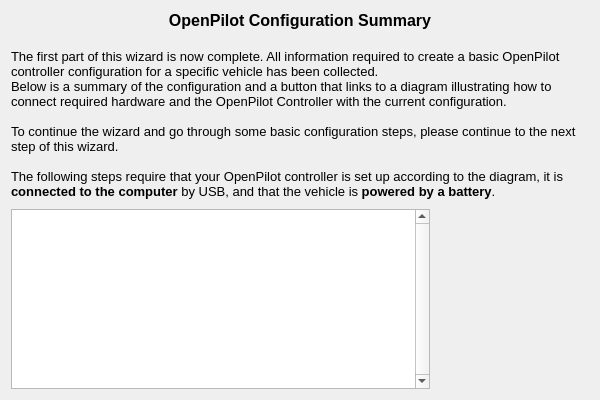
First picture: the form in ground/openpilotgcs/src/plugins/setupwizard/pages/summarypage.ui, repository openpilot/OpenPilot, before the edit.
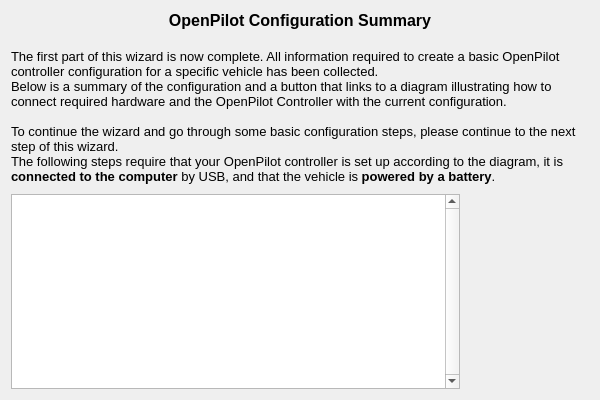
Second picture: the form after the edit. Icons and pictures are not drawn.

Commit message: OP-1222 Added code to handle port conflicts in configuration.

Diff of the .ui file:
```diff
--- a/ground/openpilotgcs/src/plugins/setupwizard/pages/summarypage.ui
+++ b/ground/openpilotgcs/src/plugins/setupwizard/pages/summarypage.ui
@@ -20,15 +20,14 @@
       <string>&lt;!DOCTYPE HTML PUBLIC &quot;-//W3C//DTD HTML 4.0//EN&quot; &quot;http://www.w3.org/TR/REC-html40/strict.dtd&quot;&gt;
 &lt;html&gt;&lt;head&gt;&lt;meta name=&quot;qrichtext&quot; content=&quot;1&quot; /&gt;&lt;style type=&quot;text/css&quot;&gt;
 p, li { white-space: pre-wrap; }
-&lt;/style&gt;&lt;/head&gt;&lt;body style=&quot; font-family:'MS Shell Dlg 2'; font-size:8pt; font-weight:400; font-style:normal;&quot;&gt;
-&lt;p align=&quot;center&quot; style=&quot; margin-top:0px; margin-bottom:0px; margin-left:0px; margin-right:0px; -qt-block-indent:0; text-indent:0px;&quot;&gt;&lt;span style=&quot; font-size:12pt; font-weight:600;&quot;&gt;OpenPilot Configuration Summary&lt;/span&gt;&lt;/p&gt;
-&lt;p style=&quot;-qt-paragraph-type:empty; margin-top:0px; margin-bottom:0px; margin-left:0px; margin-right:0px; -qt-block-indent:0; text-indent:0px; font-size:12pt; font-weight:600;&quot;&gt;&lt;br /&gt;&lt;/p&gt;
-&lt;p style=&quot; margin-top:0px; margin-bottom:0px; margin-left:0px; margin-right:0px; -qt-block-indent:0; text-indent:0px;&quot;&gt;&lt;span style=&quot; font-size:10pt;&quot;&gt;The first part of this wizard is now complete. All information required to create a basic OpenPilot controller configuration for a specific vehicle has been collected.&lt;/span&gt;&lt;/p&gt;
-&lt;p style=&quot; margin-top:0px; margin-bottom:0px; margin-left:0px; margin-right:0px; -qt-block-indent:0; text-indent:0px;&quot;&gt;&lt;span style=&quot; font-size:10pt;&quot;&gt;Below is a summary of the configuration and a button that links to a diagram illustrating how to connect required hardware and the OpenPilot Controller with the current configuration.&lt;/span&gt;&lt;/p&gt;
-&lt;p style=&quot;-qt-paragraph-type:empty; margin-top:0px; margin-bottom:0px; margin-left:0px; margin-right:0px; -qt-block-indent:0; text-indent:0px; font-size:10pt;&quot;&gt;&lt;br /&gt;&lt;/p&gt;
-&lt;p style=&quot; margin-top:0px; margin-bottom:0px; margin-left:0px; margin-right:0px; -qt-block-indent:0; text-indent:0px;&quot;&gt;&lt;span style=&quot; font-size:10pt;&quot;&gt;To continue the wizard and go through some basic configuration steps, please continue to the next step of this wizard.&lt;/span&gt;&lt;/p&gt;
-&lt;p style=&quot;-qt-paragraph-type:empty; margin-top:0px; margin-bottom:0px; margin-left:0px; margin-right:0px; -qt-block-indent:0; text-indent:0px; font-size:10pt;&quot;&gt;&lt;br /&gt;&lt;/p&gt;
-&lt;p style=&quot; margin-top:0px; margin-bottom:0px; margin-left:0px; margin-right:0px; -qt-block-indent:0; text-indent:0px;&quot;&gt;&lt;span style=&quot; font-size:10pt;&quot;&gt;The following steps require that your OpenPilot controller is set up according to the diagram, it is &lt;/span&gt;&lt;span style=&quot; font-size:10pt; font-weight:600;&quot;&gt;connected to the computer&lt;/span&gt;&lt;span style=&quot; font-size:10pt;&quot;&gt; by USB, and that the vehicle is&lt;/span&gt;&lt;span style=&quot; font-size:10pt; font-weight:600;&quot;&gt; powered by a battery&lt;/span&gt;&lt;span style=&quot; font-size:10pt;&quot;&gt;.&lt;/span&gt;&lt;/p&gt;&lt;/body&gt;&lt;/html&gt;</string>
+&lt;/style&gt;&lt;/head&gt;&lt;body style=&quot; font-family:'Ubuntu'; font-size:11pt; font-weight:400; font-style:normal;&quot;&gt;
+&lt;p align=&quot;center&quot; style=&quot; margin-top:0px; margin-bottom:0px; margin-left:0px; margin-right:0px; -qt-block-indent:0; text-indent:0px;&quot;&gt;&lt;span style=&quot; font-family:'MS Shell Dlg 2'; font-size:12pt; font-weight:600;&quot;&gt;OpenPilot Configuration Summary&lt;/span&gt;&lt;/p&gt;
+&lt;p style=&quot;-qt-paragraph-type:empty; margin-top:0px; margin-bottom:0px; margin-left:0px; margin-right:0px; -qt-block-indent:0; text-indent:0px; font-family:'MS Shell Dlg 2'; font-size:12pt; font-weight:600;&quot;&gt;&lt;br /&gt;&lt;/p&gt;
+&lt;p style=&quot; margin-top:0px; margin-bottom:0px; margin-left:0px; margin-right:0px; -qt-block-indent:0; text-indent:0px;&quot;&gt;&lt;span style=&quot; font-family:'MS Shell Dlg 2'; font-size:10pt;&quot;&gt;The first part of this wizard is now complete. All information required to create a basic OpenPilot controller configuration for a specific vehicle has been collected.&lt;/span&gt;&lt;/p&gt;
+&lt;p style=&quot; margin-top:0px; margin-bottom:0px; margin-left:0px; margin-right:0px; -qt-block-indent:0; text-indent:0px;&quot;&gt;&lt;span style=&quot; font-family:'MS Shell Dlg 2'; font-size:10pt;&quot;&gt;Below is a summary of the configuration and a button that links to a diagram illustrating how to connect required hardware and the OpenPilot Controller with the current configuration.&lt;/span&gt;&lt;/p&gt;
+&lt;p style=&quot;-qt-paragraph-type:empty; margin-top:0px; margin-bottom:0px; margin-left:0px; margin-right:0px; -qt-block-indent:0; text-indent:0px; font-family:'MS Shell Dlg 2'; font-size:10pt;&quot;&gt;&lt;br /&gt;&lt;/p&gt;
+&lt;p style=&quot; margin-top:0px; margin-bottom:0px; margin-left:0px; margin-right:0px; -qt-block-indent:0; text-indent:0px;&quot;&gt;&lt;span style=&quot; font-family:'MS Shell Dlg 2'; font-size:10pt;&quot;&gt;To continue the wizard and go through some basic configuration steps, please continue to the next step of this wizard.&lt;/span&gt;&lt;/p&gt;
+&lt;p style=&quot; margin-top:0px; margin-bottom:0px; margin-left:0px; margin-right:0px; -qt-block-indent:0; text-indent:0px;&quot;&gt;&lt;span style=&quot; font-family:'MS Shell Dlg 2'; font-size:10pt;&quot;&gt;The following steps require that your OpenPilot controller is set up according to the diagram, it is &lt;/span&gt;&lt;span style=&quot; font-family:'MS Shell Dlg 2'; font-size:10pt; font-weight:600;&quot;&gt;connected to the computer&lt;/span&gt;&lt;span style=&quot; font-family:'MS Shell Dlg 2'; font-size:10pt;&quot;&gt; by USB, and that the vehicle is&lt;/span&gt;&lt;span style=&quot; font-family:'MS Shell Dlg 2'; font-size:10pt; font-weight:600;&quot;&gt; powered by a battery&lt;/span&gt;&lt;span style=&quot; font-family:'MS Shell Dlg 2'; font-size:10pt;&quot;&gt;.&lt;/span&gt;&lt;/p&gt;&lt;/body&gt;&lt;/html&gt;</string>
      </property>
      <property name="alignment">
       <set>Qt::AlignLeading|Qt::AlignLeft|Qt::AlignTop</set>
@@ -78,8 +77,8 @@
        </property>
        <property name="iconSize">
         <size>
-         <width>150</width>
-         <height>150</height>
+         <width>120</width>
+         <height>120</height>
         </size>
        </property>
        <property name="checkable">
```
The commit also changes 13 other files.
